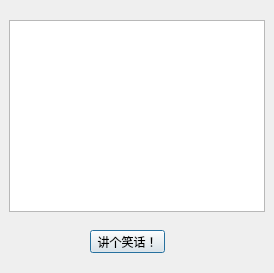
Above: jokedialog.ui from ChengruiGu/tmaj before the change. Below: the same form after it.
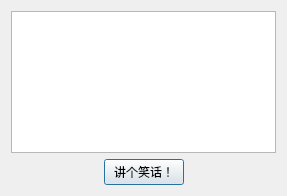
That is the form after the change.

Diff of the .ui file:
```diff
--- a/jokedialog.ui
+++ b/jokedialog.ui
@@ -2,32 +2,59 @@
 <ui version="4.0">
  <class>JokeDialog</class>
  <widget class="QDialog" name="JokeDialog">
+  <property name="geometry">
+   <rect>
+    <x>0</x>
+    <y>0</y>
+    <width>287</width>
+    <height>196</height>
+   </rect>
+  </property>
   <property name="windowTitle">
    <string>讲个笑话</string>
   </property>
-  <widget class="QTextBrowser" name="textBrowser">
-   <property name="geometry">
-    <rect>
-     <x>9</x>
-     <y>20</y>
-     <width>256</width>
-     <height>192</height>
-    </rect>
-   </property>
-  </widget>
-  <widget class="QPushButton" name="pushButton">
-   <property name="geometry">
-    <rect>
-     <x>90</x>
-     <y>230</y>
-     <width>75</width>
-     <height>23</height>
-    </rect>
-   </property>
-   <property name="text">
-    <string>讲个笑话！</string>
-   </property>
-  </widget>
+  <layout class="QVBoxLayout" name="verticalLayout">
+   <item>
+    <widget class="QTextBrowser" name="textBrowser"/>
+   </item>
+   <item>
+    <layout class="QHBoxLayout" name="horizontalLayout">
+     <item>
+      <spacer name="horizontalSpacer">
+       <property name="orientation">
+        <enum>Qt::Horizontal</enum>
+       </property>
+       <property name="sizeHint" stdset="0">
+        <size>
+         <width>40</width>
+         <height>20</height>
+        </size>
+       </property>
+      </spacer>
+     </item>
+     <item>
+      <widget class="QPushButton" name="pushButton">
+       <property name="text">
+        <string>讲个笑话！</string>
+       </property>
+      </widget>
+     </item>
+     <item>
+      <spacer name="horizontalSpacer_2">
+       <property name="orientation">
+        <enum>Qt::Horizontal</enum>
+       </property>
+       <property name="sizeHint" stdset="0">
+        <size>
+         <width>40</width>
+         <height>20</height>
+        </size>
+       </property>
+      </spacer>
+     </item>
+    </layout>
+   </item>
+  </layout>
  </widget>
  <resources/>
  <connections/>
```
